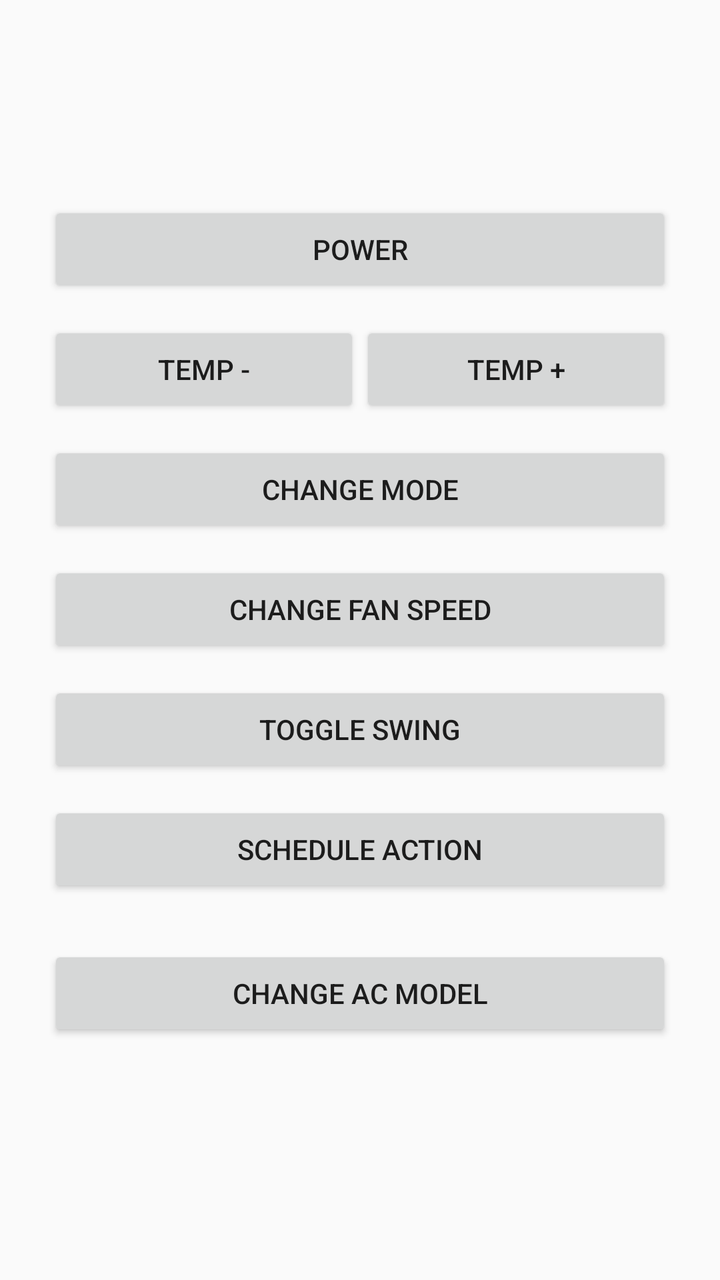
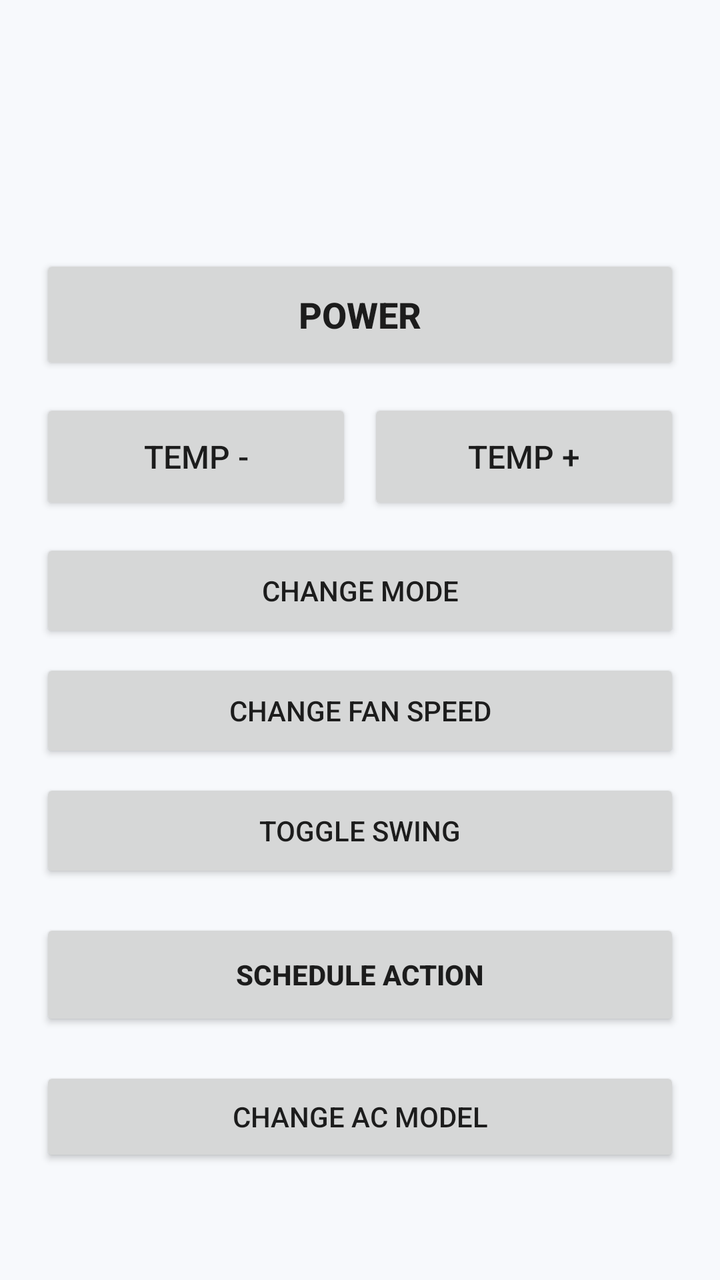

Before-and-after screenshots of an Android layout around one commit, followed by the original layout XML and the change that was made.
<!-- AndroidManifest.xml: application theme Theme.AppCompat.Light.DarkActionBar -->
<!-- res/layout/activity_remote.xml -->
<?xml version="1.0" encoding="utf-8"?>
<LinearLayout xmlns:android="http://schemas.android.com/apk/res/android"
    android:layout_width="match_parent"
    android:layout_height="match_parent"
    android:orientation="vertical"
    android:padding="24dp">

    <ScrollView
        android:layout_width="match_parent"
        android:layout_height="0dp"
        android:layout_weight="1"
        android:scrollbars="vertical"
        android:fillViewport="true"
        android:overScrollMode="ifContentScrolls">

        <LinearLayout
            android:layout_width="match_parent"
            android:layout_height="wrap_content"
            android:orientation="vertical">

            <TextView
                android:id="@+id/text_remote_title"
                android:layout_width="match_parent"
                android:layout_height="wrap_content"
                android:textSize="18sp"
                android:textStyle="bold"
                android:gravity="center" />

            <TextView
                android:id="@+id/text_remote_state"
                android:layout_width="match_parent"
                android:layout_height="wrap_content"
                android:layout_marginTop="8dp"
                android:layout_marginBottom="24dp"
                android:textSize="15sp"
                android:gravity="center" />

            <Button
                android:id="@+id/btn_power"
                android:layout_width="match_parent"
                android:layout_height="wrap_content"
                android:text="@string/btn_power" />

            <LinearLayout
                android:layout_width="match_parent"
                android:layout_height="wrap_content"
                android:orientation="horizontal"
                android:layout_marginTop="12dp">

                <Button
                    android:id="@+id/btn_temp_down"
                    android:layout_width="0dp"
                    android:layout_height="wrap_content"
                    android:layout_weight="1"
                    android:text="@string/btn_temp_down" />

                <Button
                    android:id="@+id/btn_temp_up"
                    android:layout_width="0dp"
                    android:layout_height="wrap_content"
                    android:layout_weight="1"
                    android:text="@string/btn_temp_up" />

            </LinearLayout>

            <Button
                android:id="@+id/btn_mode_cycle"
                android:layout_width="match_parent"
                android:layout_height="wrap_content"
                android:layout_marginTop="12dp"
                android:text="@string/btn_mode_cycle" />

            <Button
                android:id="@+id/btn_fan_cycle"
                android:layout_width="match_parent"
                android:layout_height="wrap_content"
                android:layout_marginTop="12dp"
                android:text="@string/btn_fan_cycle" />

            <Button
                android:id="@+id/btn_swing_toggle"
                android:layout_width="match_parent"
                android:layout_height="wrap_content"
                android:layout_marginTop="12dp"
                android:text="@string/btn_swing_toggle" />

            <Button
                android:id="@+id/btn_schedule"
                android:layout_width="match_parent"
                android:layout_height="wrap_content"
                android:layout_marginTop="12dp"
                android:text="@string/btn_schedule" />

            <Button
                android:id="@+id/btn_change_device"
                android:layout_width="match_parent"
                android:layout_height="wrap_content"
                android:layout_marginTop="24dp"
                android:layout_marginBottom="12dp"
                android:text="@string/btn_change_device" />

        </LinearLayout>

    </ScrollView>

</LinearLayout>
<!-- resources referenced by this layout -->
<resources>
  <string name="btn_change_device">Change AC Model</string>
  <string name="btn_fan_cycle">Change Fan Speed</string>
  <string name="btn_mode_cycle">Change Mode</string>
  <string name="btn_power">Power</string>
  <string name="btn_schedule">Schedule Action</string>
  <string name="btn_swing_toggle">Toggle Swing</string>
  <string name="btn_temp_down">Temp -</string>
  <string name="btn_temp_up">Temp +</string>
</resources>

<!-- the commit's change to res/layout/activity_remote.xml (unified diff, before → after) -->
@@ -3,104 +3,108 @@
     android:layout_width="match_parent"
     android:layout_height="match_parent"
     android:orientation="vertical"
-    android:padding="24dp">
+    android:background="#F7F9FC">
 
     <ScrollView
         android:layout_width="match_parent"
         android:layout_height="0dp"
         android:layout_weight="1"
-        android:scrollbars="vertical"
-        android:fillViewport="true"
-        android:overScrollMode="ifContentScrolls">
+        android:fillViewport="true">
 
         <LinearLayout
             android:layout_width="match_parent"
             android:layout_height="wrap_content"
-            android:orientation="vertical">
+            android:orientation="vertical"
+            android:padding="20dp">
 
             <TextView
                 android:id="@+id/text_remote_title"
                 android:layout_width="match_parent"
                 android:layout_height="wrap_content"
-                android:textSize="18sp"
+                android:textSize="24sp"
                 android:textStyle="bold"
-                android:gravity="center" />
+                android:textColor="#172033"
+                android:gravity="center"
+                android:paddingTop="8dp" />
 
             <TextView
                 android:id="@+id/text_remote_state"
                 android:layout_width="match_parent"
                 android:layout_height="wrap_content"
                 android:layout_marginTop="8dp"
-                android:layout_marginBottom="24dp"
-                android:textSize="15sp"
-                android:gravity="center" />
+                android:layout_marginBottom="20dp"
+                android:textSize="14sp"
+                android:textColor="#667085"
+                android:gravity="center"
+                android:padding="10dp" />
 
             <Button
                 android:id="@+id/btn_power"
                 android:layout_width="match_parent"
-                android:layout_height="wrap_content"
-                android:text="@string/btn_power" />
+                android:layout_height="60dp"
+                android:text="@string/btn_power"
+                android:textSize="18sp"
+                android:textStyle="bold" />
 
             <LinearLayout
                 android:layout_width="match_parent"
                 android:layout_height="wrap_content"
-                android:orientation="horizontal"
-                android:layout_marginTop="12dp">
+                android:layout_marginTop="12dp"
+                android:orientation="horizontal">
 
                 <Button
                     android:id="@+id/btn_temp_down"
                     android:layout_width="0dp"
-                    android:layout_height="wrap_content"
+                    android:layout_height="58dp"
                     android:layout_weight="1"
-                    android:text="@string/btn_temp_down" />
+                    android:text="@string/btn_temp_down"
+                    android:textSize="16sp" />
 
                 <Button
                     android:id="@+id/btn_temp_up"
                     android:layout_width="0dp"
-                    android:layout_height="wrap_content"
+                    android:layout_height="58dp"
                     android:layout_weight="1"
-                    android:text="@string/btn_temp_up" />
-
+                    android:layout_marginStart="8dp"
+                    android:text="@string/btn_temp_up"
+                    android:textSize="16sp" />
             </LinearLayout>
 
             <Button
                 android:id="@+id/btn_mode_cycle"
                 android:layout_width="match_parent"
-                android:layout_height="wrap_content"
+                android:layout_height="52dp"
                 android:layout_marginTop="12dp"
                 android:text="@string/btn_mode_cycle" />
 
             <Button
                 android:id="@+id/btn_fan_cycle"
                 android:layout_width="match_parent"
-                android:layout_height="wrap_content"
-                android:layout_marginTop="12dp"
+                android:layout_height="52dp"
+                android:layout_marginTop="8dp"
                 android:text="@string/btn_fan_cycle" />
 
             <Button
                 android:id="@+id/btn_swing_toggle"
                 android:layout_width="match_parent"
-                android:layout_height="wrap_content"
-                android:layout_marginTop="12dp"
+                android:layout_height="52dp"
+                android:layout_marginTop="8dp"
                 android:text="@string/btn_swing_toggle" />
 
             <Button
                 android:id="@+id/btn_schedule"
                 android:layout_width="match_parent"
-                android:layout_height="wrap_content"
-                android:layout_marginTop="12dp"
-                android:text="@string/btn_schedule" />
+                android:layout_height="56dp"
+                android:layout_marginTop="18dp"
+                android:text="@string/btn_schedule"
+                android:textStyle="bold" />
 
             <Button
                 android:id="@+id/btn_change_device"
                 android:layout_width="match_parent"
-                android:layout_height="wrap_content"
-                android:layout_marginTop="24dp"
-                android:layout_marginBottom="12dp"
+                android:layout_height="50dp"
+                android:layout_marginTop="18dp"
                 android:text="@string/btn_change_device" />
-
         </LinearLayout>
-
     </ScrollView>
-
 </LinearLayout>
